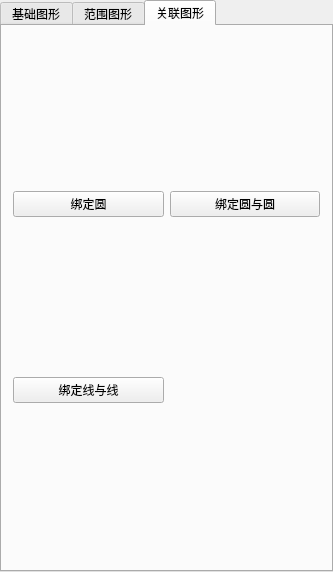
Before: the Qt Designer form Graphics_demo/src/ui/FunctionsTabWidget.ui in Xie-Long-0/GraphicsDemo, drawn with Qt 5.
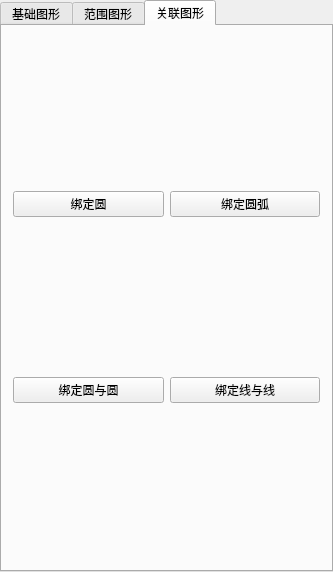
After: the same form once the commit is applied. The open tabs and pages were chosen to show the change.

Commit message: 添加圆弧关联xInterArc

```diff
--- a/Graphics_demo/src/ui/FunctionsTabWidget.ui
+++ b/Graphics_demo/src/ui/FunctionsTabWidget.ui
@@ -128,13 +128,6 @@
        <string>关联图形</string>
       </attribute>
       <layout class="QGridLayout" name="gridLayout_3">
-       <item row="0" column="1">
-        <widget class="QPushButton" name="interCircleAndCircleBtn">
-         <property name="text">
-          <string>绑定圆与圆</string>
-         </property>
-        </widget>
-       </item>
        <item row="0" column="0">
         <widget class="QPushButton" name="interCircleBtn">
          <property name="text">
@@ -143,6 +136,20 @@
         </widget>
        </item>
        <item row="1" column="0">
+        <widget class="QPushButton" name="interCircleAndCircleBtn">
+         <property name="text">
+          <string>绑定圆与圆</string>
+         </property>
+        </widget>
+       </item>
+       <item row="0" column="1">
+        <widget class="QPushButton" name="interArcBtn">
+         <property name="text">
+          <string>绑定圆弧</string>
+         </property>
+        </widget>
+       </item>
+       <item row="1" column="1">
         <widget class="QPushButton" name="interLineAndLineBtn">
          <property name="text">
           <string>绑定线与线</string>
```
The commit also changes 19 other files.
